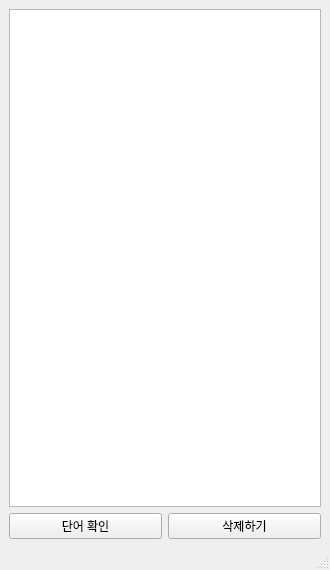
Qt form wrp_main.ui (zinzin68/WRP) before a commit.
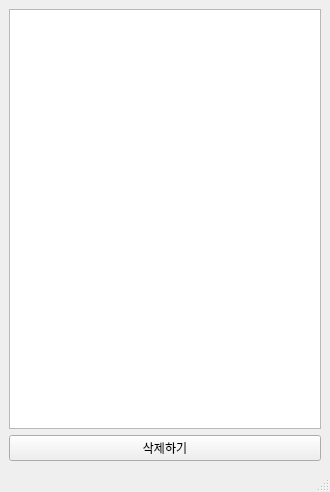
The same form after that commit.

```diff
--- a/wrp_main.ui
+++ b/wrp_main.ui
@@ -7,7 +7,7 @@
     <x>0</x>
     <y>0</y>
     <width>330</width>
-    <height>570</height>
+    <height>492</height>
    </rect>
   </property>
   <property name="windowTitle">
@@ -20,13 +20,6 @@
     </item>
     <item row="1" column="0">
      <layout class="QHBoxLayout" name="horizontalLayout">
-      <item>
-       <widget class="QPushButton" name="checkButton">
-        <property name="text">
-         <string>단어 확인</string>
-        </property>
-       </widget>
-      </item>
       <item>
        <widget class="QPushButton" name="deleteButton">
         <property name="text">
```
